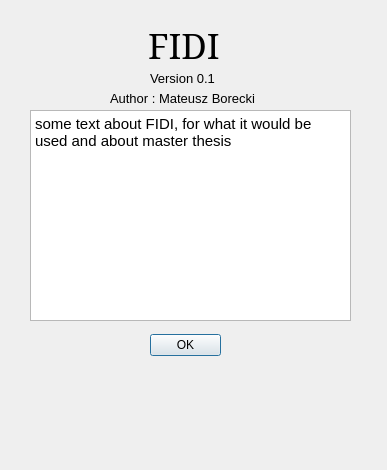
This is src/fidi_gui/Ui/about_fidi.ui in mateuszac/FIDI as Qt 5 draws it before an edit. The edited form follows.
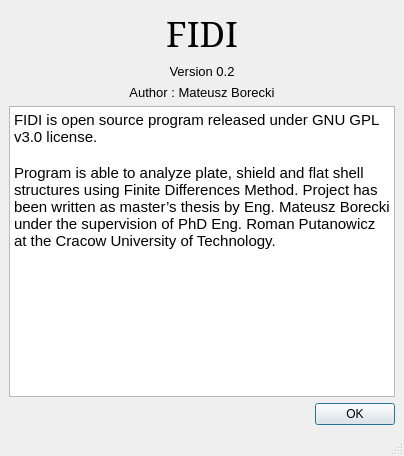
This is the edited form.

Commit message: - added images file for resource code and sprites folder with pictures - attached icons to some buttons - added layouts to GUI windows - updated description of program in about_fidi window

Patch:
```diff
--- a/src/fidi_gui/Ui/about_fidi.ui
+++ b/src/fidi_gui/Ui/about_fidi.ui
@@ -1,45 +1,28 @@
 <?xml version="1.0" encoding="UTF-8"?>
 <ui version="4.0">
  <class>AboutFidi</class>
- <widget class="QDialog" name="AboutFidi">
+ <widget class="QMainWindow" name="AboutFidi">
   <property name="geometry">
    <rect>
     <x>0</x>
     <y>0</y>
-    <width>387</width>
-    <height>470</height>
+    <width>404</width>
+    <height>456</height>
    </rect>
   </property>
+  <property name="sizePolicy">
+   <sizepolicy hsizetype="Fixed" vsizetype="Fixed">
+    <horstretch>0</horstretch>
+    <verstretch>0</verstretch>
+   </sizepolicy>
+  </property>
   <property name="windowTitle">
    <string>Dialog</string>
   </property>
-  <widget class="QDialogButtonBox" name="OkButton">
-   <property name="geometry">
-    <rect>
-     <x>150</x>
-     <y>320</y>
-     <width>71</width>
-     <height>51</height>
-    </rect>
-   </property>
-   <property name="font">
-    <font>
-     <family>Arial</family>
-    </font>
-   </property>
-   <property name="standardButtons">
-    <set>QDialogButtonBox::Ok</set>
-   </property>
-  </widget>
+  <widget class="QWidget" name="centralwidget">
+   <layout class="QVBoxLayout" name="verticalLayout">
+    <item>
   <widget class="QLabel" name="label">
-   <property name="geometry">
-    <rect>
-     <x>148</x>
-     <y>20</y>
-     <width>71</width>
-     <height>51</height>
-    </rect>
-   </property>
    <property name="font">
     <font>
      <family>Constantia</family>
@@ -51,16 +34,29 @@
    <property name="text">
     <string>FIDI</string>
    </property>
-  </widget>
+      <property name="alignment">
+       <set>Qt::AlignCenter</set>
+      </property>
+     </widget>
+    </item>
+    <item>
   <widget class="QLabel" name="label_2">
-   <property name="geometry">
-    <rect>
-     <x>150</x>
-     <y>70</y>
-     <width>71</width>
-     <height>16</height>
-    </rect>
-   </property>
+      <property name="font">
+       <font>
+        <family>Arial</family>
+        <pointsize>10</pointsize>
+       </font>
+      </property>
+      <property name="text">
+       <string>Version 0.2</string>
+      </property>
+      <property name="alignment">
+       <set>Qt::AlignCenter</set>
+      </property>
+     </widget>
+    </item>
+    <item>
+     <widget class="QLabel" name="label_3">
    <property name="font">
     <font>
      <family>Arial</family>
@@ -68,18 +64,15 @@
     </font>
    </property>
    <property name="text">
-    <string>Version 0.1</string>
-   </property>
-  </widget>
+       <string>Author : Mateusz Borecki</string>
+      </property>
+      <property name="alignment">
+       <set>Qt::AlignCenter</set>
+      </property>
+     </widget>
+    </item>
+    <item>
   <widget class="QPlainTextEdit" name="plainTextEdit">
-   <property name="geometry">
-    <rect>
-     <x>30</x>
-     <y>110</y>
-     <width>321</width>
-     <height>211</height>
-    </rect>
-   </property>
    <property name="font">
     <font>
      <family>Arial</family>
@@ -90,28 +83,28 @@
     <bool>true</bool>
    </property>
    <property name="plainText">
-    <string>some text about FIDI, for what it would be used and about master thesis</string>
-   </property>
-  </widget>
-  <widget class="QLabel" name="label_3">
-   <property name="geometry">
-    <rect>
-     <x>110</x>
-     <y>90</y>
-     <width>161</width>
-     <height>16</height>
-    </rect>
-   </property>
+       <string>FIDI is open source program released under GNU GPL v3.0 license.
+
+Program is able to analyze plate, shield and flat shell structures using Finite Differences Method. Project has been written as master’s thesis by Eng. Mateusz Borecki under the supervision of PhD Eng. Roman Putanowicz at the Cracow University of Technology.
+</string>
+      </property>
+     </widget>
+    </item>
+    <item>
+     <widget class="QDialogButtonBox" name="OkButton">
    <property name="font">
     <font>
      <family>Arial</family>
-     <pointsize>10</pointsize>
-    </font>
-   </property>
-   <property name="text">
-    <string>Author : Mateusz Borecki</string>
-   </property>
-  </widget>
+       </font>
+      </property>
+      <property name="standardButtons">
+       <set>QDialogButtonBox::Ok</set>
+      </property>
+     </widget>
+    </item>
+   </layout>
+  </widget>
+  <widget class="QStatusBar" name="statusbar"/>
  </widget>
  <resources/>
  <connections>
```
Left out of the diff: 10 changed lines with no effect on the pictures. Lines whose indentation alone changed are shown as unchanged. The commit also changes 11 other files.
